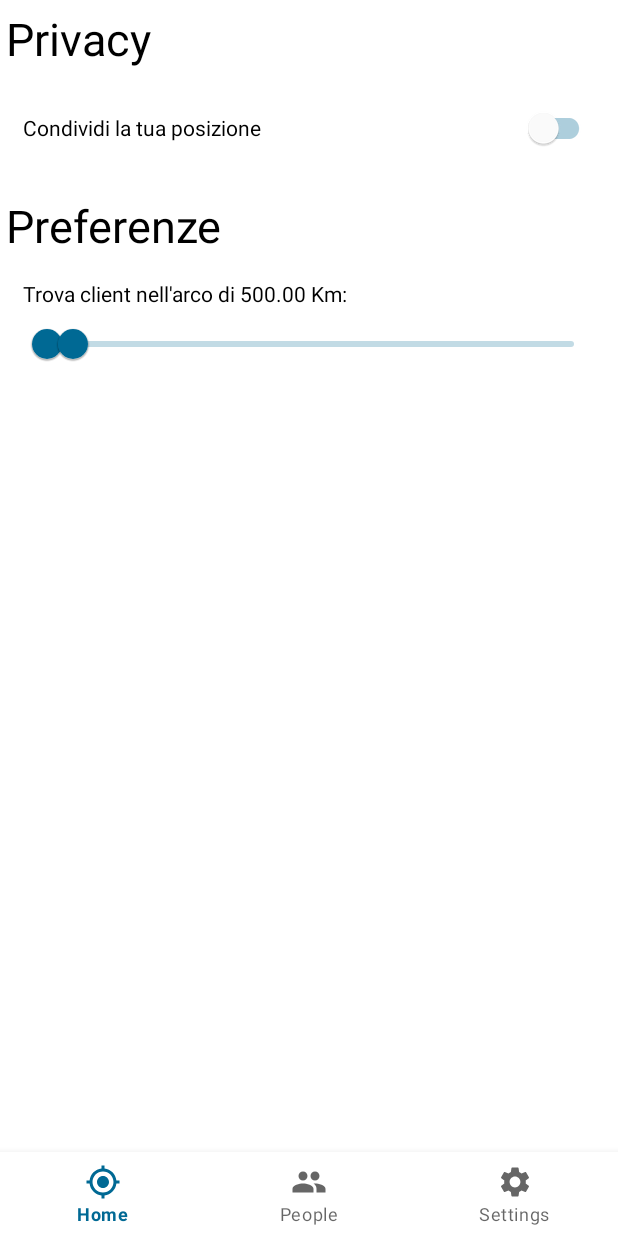
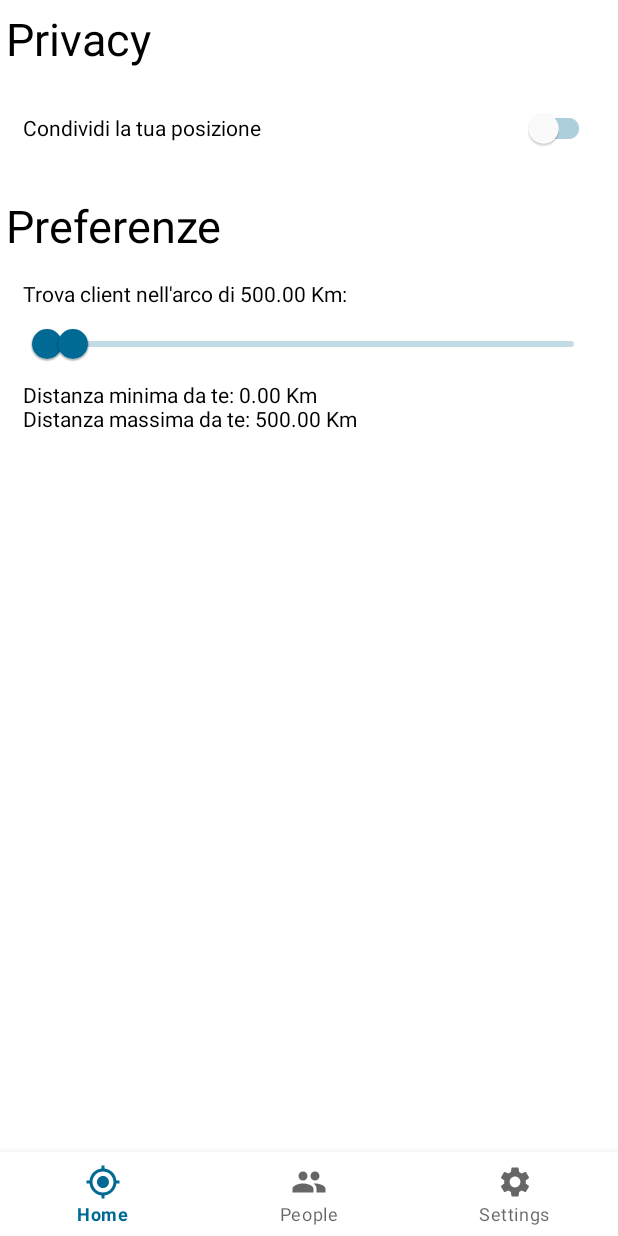
Before and after one commit to MauroGuida/LocationHub, an Android app: the fragment SettingsFragment placed in its activity, on a phone screen of 412 x 824 dp. Run offline under Robolectric (Android 15) with nearby library versions, the light colour scheme and no system bars; network calls fail; 2 statements that could not run were skipped.

Commit message:
+ Clients discovery improvement

```diff
--- a/app/app/src/main/java/com/jdt/locationhub/fragment/SettingsFragment.java
+++ b/app/app/src/main/java/com/jdt/locationhub/fragment/SettingsFragment.java
@@ -31,6 +31,7 @@ public class SettingsFragment extends Fragment {
     private SwitchMaterial sharePositionSwitch;
     private TextView rangeTextV;
     private RangeSlider rangeSlider;
+    private TextView rangeMinMaxTextV;
 
     /**
      * Use this factory method to create a new instance of
@@ -61,6 +62,7 @@ public class SettingsFragment extends Fragment {
         sharePositionSwitch = v.findViewById(R.id.privacy_Switch_FragmentSettings);
         rangeTextV = v.findViewById(R.id.range_TextView_FragmentSettings);
         rangeSlider = v.findViewById(R.id.range_Slider_FragmentSettings);
+        rangeMinMaxTextV = v.findViewById(R.id.rangeMinMax_TextView_FragmentSettings);
 
         sharePositionSwitch.setChecked(!mainViewModel.isPrivacyEnabled().getValue());
         sharePositionSwitch.setOnCheckedChangeListener((compoundButton, b) -> mainViewModel.setPrivacyEnabled(!b));
@@ -69,6 +71,7 @@ public class SettingsFragment extends Fragment {
         mainViewModel.getClientsDiscoveryRange().observe(getViewLifecycleOwner(), r -> {
             rangeTextV.setText(getResources().getString(R.string.clientRange, r.get(1)-r.get(0)));
             rangeSlider.setValues(r);
+            rangeMinMaxTextV.setText(getResources().getString(R.string.rangeMinMaxDistance, r.get(0), r.get(1)));
         });
 
         rangeSlider.addOnSliderTouchListener(new RangeSlider.OnSliderTouchListener() {
--- a/app/app/src/main/res/layout/fragment_settings.xml
+++ b/app/app/src/main/res/layout/fragment_settings.xml
@@ -65,6 +65,12 @@
             android:valueFrom="0.0"
             android:valueTo="10000.0" />
 
+        <TextView
+            android:id="@+id/rangeMinMax_TextView_FragmentSettings"
+            android:layout_width="wrap_content"
+            android:layout_height="wrap_content"
+            android:text="@string/rangeMinMaxDistance"/>
+
     </LinearLayout>
 
 </LinearLayout>
--- a/app/app/src/main/res/values/strings.xml
+++ b/app/app/src/main/res/values/strings.xml
@@ -18,9 +18,12 @@
     <string name="usernameHelperText">Min 2 caratteri e nessun carattere speciale</string>
     <string name="networkError">Sono stati riscontrati problemi di rete, verifica la connessione e riprova</string>
     <string name="abnormalError">Si è verificato un errore anomalo lato server, riprovare più tardi</string>
+
+    <string name="privacy">Privacy</string>
     <string name="position_privacy">Condividi la tua posizione</string>
-    <string name="privacy">Privacy</string>
+
     <string name="clientRange">Trova client nell\'arco di %.2f Km:</string>
+    <string name="rangeMinMaxDistance">Distanza minima da te: %.2f Km\nDistanza massima da te: %.2f Km</string>
 
     <string name="location_unknown">Location Unknown</string>
     <string name="address_unknown">Address Unknown</string>
```
